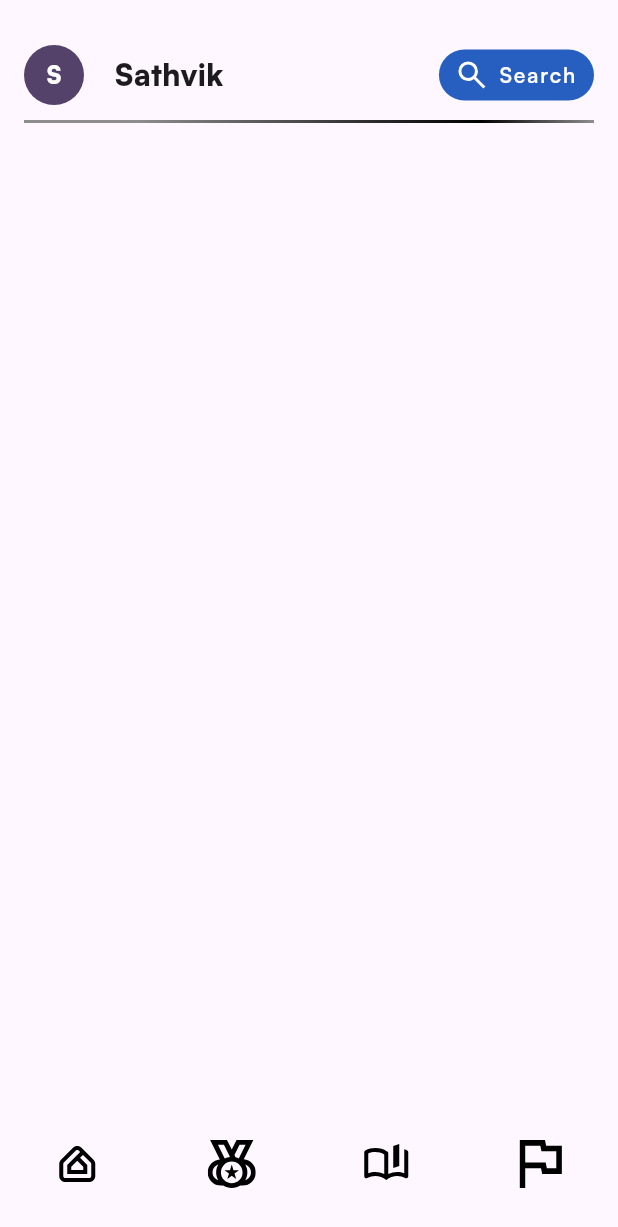
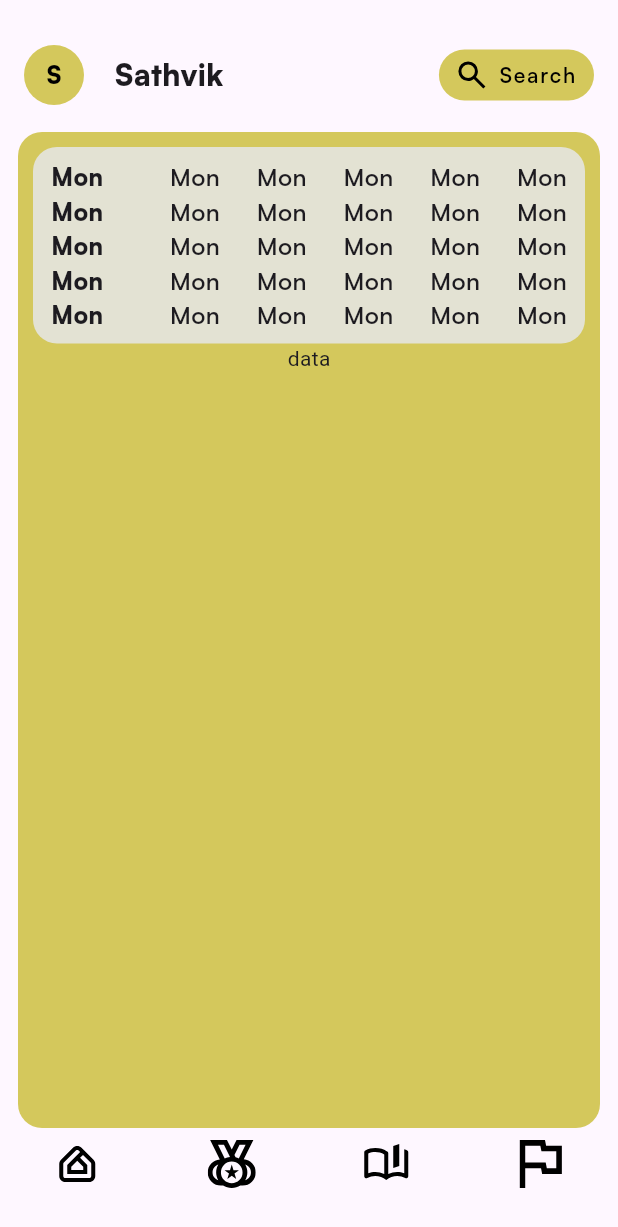
Before and after one commit to mohanyogi00009/mnm, a Flutter app: the HomePage screen opened directly, on a phone screen of 412 x 824 dp. Shown: the top 1227 px of the screen. Run offline on Flutter 3.47's test engine with Material 3 defaults, Android fonts, the phone set to English and light mode, and no system bars; our stand-ins replace flutter_svg.

Commit message:
Timetable set

```diff
--- /dev/null
+++ b/lib/Components/NotesAttendance.dart
@@ -0,0 +1,11 @@
+import 'package:flutter/material.dart';
+import 'package:flutter_svg/flutter_svg.dart';
+
+class NotesAttendance extends StatelessWidget {
+  const NotesAttendance({super.key});
+
+  @override
+  Widget build(BuildContext context) {
+    return const Placeholder();
+  }
+}
--- /dev/null
+++ b/lib/Components/Tbd.dart
@@ -0,0 +1,11 @@
+import 'package:flutter/material.dart';
+import 'package:flutter_svg/flutter_svg.dart';
+
+class Tbd extends StatelessWidget {
+  const Tbd({super.key});
+
+  @override
+  Widget build(BuildContext context) {
+    return const Placeholder();
+  }
+}
--- /dev/null
+++ b/lib/Components/TimeTable.dart
@@ -0,0 +1,105 @@
+import 'package:flutter/material.dart';
+import 'package:flutter_svg/flutter_svg.dart';
+
+class Timetable extends StatelessWidget {
+  const Timetable({super.key});
+
+  @override
+  Widget build(BuildContext context) {
+    return Container(
+      width: double.infinity,
+      padding: EdgeInsets.all(6),
+      decoration: BoxDecoration(
+        color: const Color(0xFFE3E2D3),
+        borderRadius:  BorderRadius.circular(16)
+      ),
+      child: Column(
+        children: [//fix the fucking spacing on top on bottom refere to figma
+                  SizedBox(height: 2,),
+                  Day(day: "Mon", class1: "EE2123", class2: "EE2123", class3: "EE2123" , class4: "EE2123" ,lab: "EE2123"),
+                  Day(day: "Mon", class1: "EE2123", class2: "EE2123", class3: "EE2123" , class4: "EE2123" ,lab: "EE2123"),
+                  Day(day: "Mon", class1: "EE2123", class2: "EE2123", class3: "EE2123" , class4: "EE2123" ,lab: "EE2123"),
+                  Day(day: "Mon", class1: "EE2123", class2: "EE2123", class3: "EE2123" , class4: "EE2123" ,lab: "EE2123"),
+                  Day(day: "Mon", class1: "EE2123", class2: "EE2123", class3: "EE2123" , class4: "EE2123" ,lab: "EE2123")
+                  ,SizedBox(height: 2,)
+        ],
+      ),
+    );
+  }
+}
+
+class Day extends StatefulWidget {
+  final String day;
+  final String class1;
+  final String class2;
+  final String class3;
+  final String class4;
+  final String lab;
+  const Day({super.key,
+  required this.day,
+  required this.class1,
+  required this.class2,
+  required this.class3,
+  required this.class4,
+  required this.lab,
+  });
+
+  @override
+  State<Day> createState() => _DayState();
+}
+
+class _DayState extends State<Day> {
+  @override
+  Widget build(BuildContext context) {
+  String day = widget.day;
+  String class1 = widget.class1;
+  String class2 = widget.class2;
+  String class3 = widget.class3;
+  String class4 = widget.class4;
+  String lab = widget.lab;
+    return Padding(padding: const EdgeInsetsGeometry.only(left: 6,right: 6),
+    child: Row(
+      mainAxisAlignment: MainAxisAlignment.spaceBetween,
+      children: [
+        Padding(padding: EdgeInsetsGeometry.only(right: 20),
+        child:Text(day,
+          style: TextStyle(
+              fontWeight: FontWeight(1000),
+              fontFamily: 'Satoshi',
+              fontSize: 16
+          ),) ,)
+        ,
+        Text(day,
+          style: TextStyle(
+              fontWeight: FontWeight(600),
+              fontFamily: 'Satoshi',
+              fontSize: 16
+          ),),
+        Text(day,
+          style: TextStyle(
+              fontWeight: FontWeight(600),
+              fontFamily: 'Satoshi',
+              fontSize: 16
+          ),),
+        Text(day,
+          style: TextStyle(
+              fontWeight: FontWeight(600),
+              fontFamily: 'Satoshi',
+              fontSize: 16
+          ),),
+        Text(day,
+          style: TextStyle(
+              fontWeight: FontWeight(600),
+              fontFamily: 'Satoshi',
+              fontSize: 16
+          ),),
+        Text(day,
+          style: TextStyle(
+              fontWeight: FontWeight(600),
+              fontFamily: 'Satoshi',
+              fontSize: 16
+          ),)
+      ],
+    ));
+  }
+}
--- a/lib/home_page.dart
+++ b/lib/home_page.dart
@@ -1,5 +1,30 @@
 import 'package:flutter/material.dart';
 import 'package:flutter_svg/flutter_svg.dart';
+import './Components/TimeTable.dart';
+import './Components/NotesAttendance.dart';
+import './Components/Tbd.dart';
+class HomePage extends StatelessWidget {
+  const HomePage({super.key});
+
+  @override
+  Widget build(BuildContext context) {
+    return const Scaffold(
+      body: SafeArea(
+        child: Column(
+          children: [
+            Topbar(),
+            Expanded(child: Body()),
+            Navbar(),
+          ],
+        ),
+      ),
+    );
+  }
+}
+
+
+
+
 //topbar where we see name and Profile
 class Topbar extends StatelessWidget {
   const Topbar({super.key});
@@ -9,18 +34,21 @@ class Topbar extends StatelessWidget {
     return Container(
       //change colors of top bar and navbar deal with the shit
         padding: EdgeInsets.only(left:12,right:12),
+        decoration: const BoxDecoration(
+
+        ),
         margin: EdgeInsets.only(top: 30, left:4 ,right: 4),
         child:Column(
           children: [Row(
             children: [CircleAvatar(
               //circle size
               radius: 20,
-              backgroundColor: const Color(0xFF54426B),
+              backgroundColor: const Color(0xFFD4C85C),
               child: Text('S',style: const TextStyle(
                 //font size
                   fontSize: 16,
                   fontWeight: FontWeight(1000),
-                  color:  Color(0xFFFFFFFF),
+                  color:  Color(0xFF000000),
                   fontFamily: 'Satoshi'
               ) ,),
             ),SizedBox(
@@ -40,7 +68,7 @@ class Topbar extends StatelessWidget {
 
                 height: 34,
                 decoration: BoxDecoration(
-                    color: const Color(0xFF275FC0),
+                    color: const Color(0xFFD4C85C),
 
                     borderRadius: BorderRadius.circular(20)
                 ),
@@ -52,7 +80,7 @@ class Topbar extends StatelessWidget {
                   ),//to bring in some space without messing around
                     const SizedBox(width: 6,),Text("Search",
                       style: TextStyle(
-                          color: const Color(0xFFFFFFFF),
+                          color: const Color(0xFF000000),
                           fontFamily: 'Satoshi',
                           fontWeight: FontWeight(600),
                           letterSpacing: 1.2
@@ -61,15 +89,17 @@ class Topbar extends StatelessWidget {
               )],
           ),Container(
             height: 2,
-            margin: EdgeInsets.only(top:10,bottom: 10),
+            //here this brings in margin to top so look into thth also
+            //the top bar above this thing could also have shit , check thth also
+            margin: EdgeInsets.only(top:10,bottom: 0),
             decoration: const BoxDecoration(
-                gradient: LinearGradient(
-                    colors: [
-                      Color(0xFF8E8D8D), // 0%
-                      Color(0xFF8E8D8D), // 20%
-                      Color(0xFF000000), // 80%
-                      Color(0xFF8E8D8D), // 100%
-                    ],stops: [0.0,0.2,0.8,1.0])
+                // gradient: LinearGradient(
+                //     colors: [
+                //       Color(0xFF8E8D8D), // 0%
+                //       Color(0xFF8E8D8D), // 20%
+                //       Color(0xFF000000), // 80%
+                //       Color(0xFF8E8D8D), // 100%
+                //     ],stops: [0.0,0.2,0.8,1.0])
             ),
           )],
         )
@@ -84,32 +114,19 @@ class Body extends StatelessWidget {
 
   @override
   Widget build(BuildContext context) {
-    return Column(
-      children: [
+    return Container(
+      width: double.infinity,
+      height: double.infinity,
+      margin: EdgeInsets.only(top: 6,bottom: 8,left: 12,right: 12),
+      padding: EdgeInsets.all(10),
+      decoration: BoxDecoration(
+        borderRadius: BorderRadius.circular(16),
+          color: Color(0xFFD4C85C)
+      ),
+    child: Column(
+      children: [Timetable(),Text("data")],
+    ),);
 
-      ],
-    );
-  }
-}
-
-
-
-class HomePage extends StatelessWidget {
-  const HomePage({super.key});
-
-  @override
-  Widget build(BuildContext context) {
-    return const Scaffold(
-      body: SafeArea(
-        child: Column(
-          children: [
-            Topbar(),
-            Expanded(child: Body()),
-            Navbar(),
-          ],
-        ),
-      ),
-    );
   }
 }
 
--- a/lib/main.dart
+++ b/lib/main.dart
@@ -1,5 +1,6 @@
 import 'package:flutter/material.dart';
 import 'login_page.dart';
+import 'home_page.dart';
 
 void main() {
   runApp(const MyApp());
@@ -12,7 +13,7 @@ class MyApp extends StatelessWidget {
   Widget build(BuildContext context) {
     return MaterialApp(
       debugShowCheckedModeBanner: false,
-      home: const LoginPage(),
+      home: const HomePage(),
     );
   }
 }
```
Also changed, not shown: assets/icons/Search.svg.
